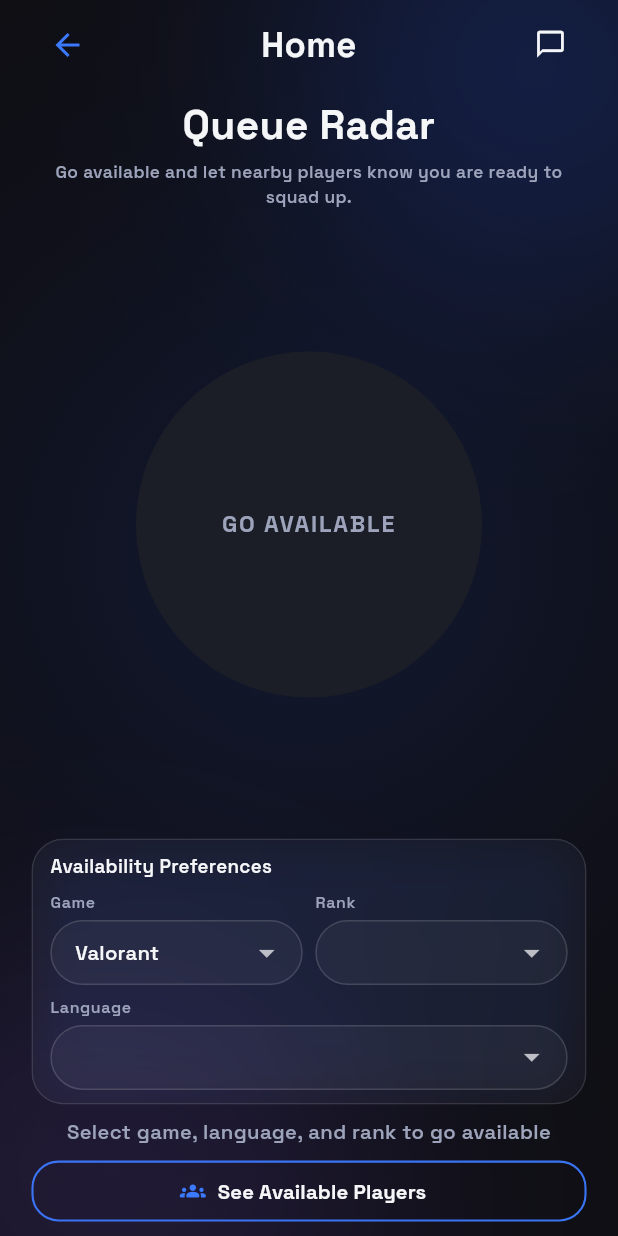
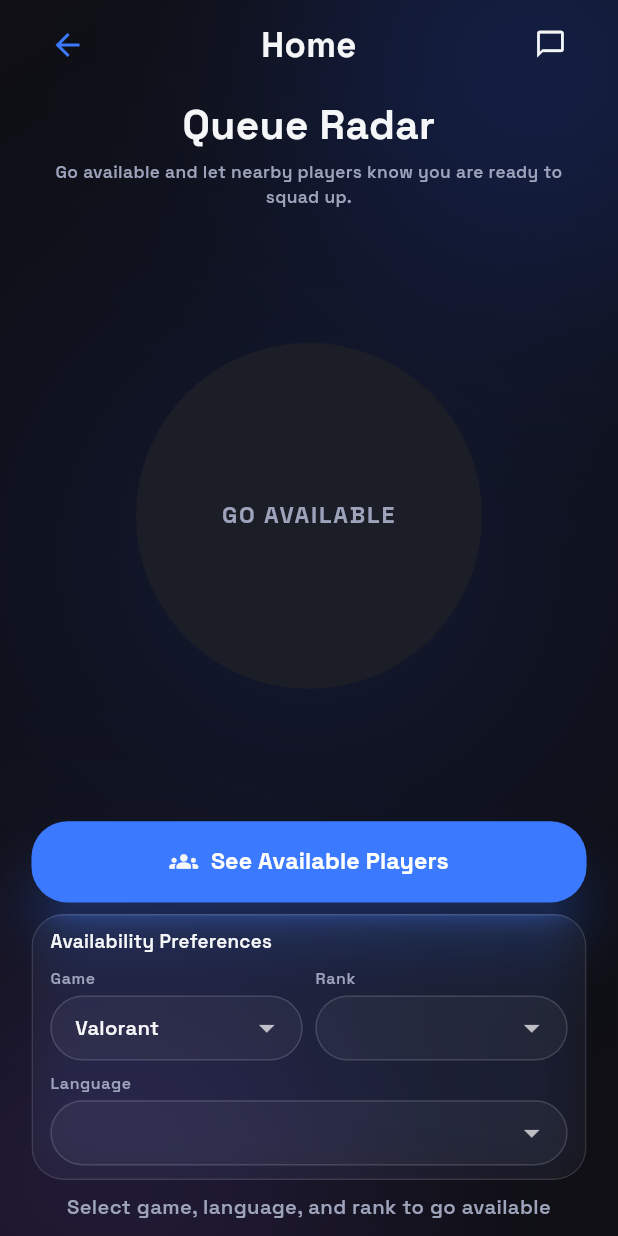
Before and after one commit to AlbinRejiar7/queue_up_india, a Flutter app: the HomeScreen screen opened directly, on a phone screen of 412 x 824 dp. Run offline on Flutter 3.47's test engine with Material 3 defaults, Android fonts, the phone set to English and light mode, and no system bars; our stand-ins replace audioplayers, cloud_firestore, cloud_functions, equatable, firebase_auth, firebase_core and 8 more; accounts and stored records are empty; network calls fail.

Commit message:
added chat and icons changes

```diff
--- a/lib/core/constants/app_strings.dart
+++ b/lib/core/constants/app_strings.dart
@@ -29,16 +29,14 @@ abstract final class AppStrings {
   static const String createAccountSubtitle =
       'Register with your phone and jump into the queue.';
   static const String loginTitle = 'Login';
-  static const String loginSubtitle =
-      'Enter your phone number to continue.';
+  static const String loginSubtitle = 'Enter your phone number to continue.';
   static const String username = 'Username';
   static const String usernameHint = 'Choose a unique username';
   static const String usernameRequired = 'Enter a username to continue.';
   static const String usernameAvailable = 'Username available';
   static const String usernameTaken = 'Username already taken';
   static const String usernameChecking = 'Checking availability...';
-  static const String usernameInvalid =
-      'Use at least 3 letters or numbers.';
+  static const String usernameInvalid = 'Use at least 3 letters or numbers.';
   static const String usernameCheckFailed =
       'Unable to check username right now.';
   static const String phoneNumber = 'Phone Number';
@@ -112,15 +110,20 @@ abstract final class AppStrings {
   static const String availabilityPreferences = 'Availability Preferences';
   static const String availabilityOn = 'AVAILABLE';
   static const String availabilityOff = 'GO AVAILABLE';
-  static const String availabilityHintOn = 'Players can now discover your queue';
-  static const String availabilityHintOff = 'Tap the button to broadcast status';
+  static const String availabilityHintOn =
+      'Players can now discover your queue';
+  static const String availabilityHintOff =
+      'Tap the button to broadcast status';
+  static const String availableForLabel = 'Available started for';
+  static const String newMessagesHint = 'You have new messages';
   static const String completeAvailabilitySelection =
       'Select game, language, and rank to go available';
   static const String seeAvailablePlayers = 'See Available Players';
   static const String availablePlayersTitle = 'Available Players';
   static const String availablePlayersSubtitle =
       'Players currently looking for a squad';
-  static const String noAvailablePlayers = 'No players are available right now.';
+  static const String noAvailablePlayers =
+      'No players are available right now.';
   static const String resetFilters = 'Reset Filters';
   static const String notifications = 'Notifications';
   static const String notificationsSubtitle =
@@ -250,4 +253,7 @@ abstract final class AppStrings {
   static String daysAgo(int days) => '$days $daysAgoSuffix';
 
   static String createdTimeLabel(String timeAgo) => '$createdLabel $timeAgo';
+
+  static String availableForTimeLabel(String timeAgo) =>
+      '$availableForLabel $timeAgo';
 }
--- a/lib/core/navigation/app_router.dart
+++ b/lib/core/navigation/app_router.dart
@@ -86,6 +86,7 @@ abstract final class AppRouter {
               gameId: AppOptions.valorantId,
               rank: AppOptions.valorantRankOptions.first.name,
               language: AppOptions.languageOptions.first,
+              availableSince: DateTime.now(),
             );
             return PlayerChatScreen(player: player ?? fallback);
           },
--- a/lib/features/chat/presentation/view/chat_history_screen.dart
+++ b/lib/features/chat/presentation/view/chat_history_screen.dart
@@ -180,5 +180,6 @@ AvailablePlayerModel _toPlayer(ChatThread thread) {
     gameId: AppOptions.valorantId,
     rank: AppOptions.valorantRankOptions.first.name,
     language: AppOptions.languageOptions.first,
+    availableSince: DateTime.now(),
   );
 }
--- a/lib/features/home/data/repositories/availability_repository.dart
+++ b/lib/features/home/data/repositories/availability_repository.dart
@@ -7,6 +7,7 @@ abstract class AvailabilityRepository {
     required String gameId,
     required String rank,
     required String language,
+    bool startedNow = false,
   });
 
   Stream<List<AvailablePlayerModel>> watchAvailablePlayers();
--- a/lib/features/home/models/available_player_model.dart
+++ b/lib/features/home/models/available_player_model.dart
@@ -8,6 +8,7 @@ class AvailablePlayerModel extends Equatable {
     required this.gameId,
     required this.rank,
     required this.language,
+    required this.availableSince,
   });
 
   final String id;
@@ -16,6 +17,7 @@ class AvailablePlayerModel extends Equatable {
   final String gameId;
   final String rank;
   final String language;
+  final DateTime availableSince;
 
   AvailablePlayerModel copyWith({
     String? id,
@@ -24,6 +26,7 @@ class AvailablePlayerModel extends Equatable {
     String? gameId,
     String? rank,
     String? language,
+    DateTime? availableSince,
   }) {
     return AvailablePlayerModel(
       id: id ?? this.id,
@@ -32,6 +35,7 @@ class AvailablePlayerModel extends Equatable {
       gameId: gameId ?? this.gameId,
       rank: rank ?? this.rank,
       language: language ?? this.language,
+      availableSince: availableSince ?? this.availableSince,
     );
   }
 
@@ -43,5 +47,6 @@ class AvailablePlayerModel extends Equatable {
     gameId,
     rank,
     language,
+    availableSince,
   ];
 }
--- a/lib/features/home/presentation/view/home_screen.dart
+++ b/lib/features/home/presentation/view/home_screen.dart
@@ -12,6 +12,7 @@ import '../../../../core/constants/app_strings.dart';
 import '../../../../core/theme/app_text_styles.dart';
 import '../../../../core/widgets/app_snackbar.dart';
 import '../../../../core/widgets/glow_background.dart';
+import '../../../../core/widgets/primary_button.dart';
 import '../../../../core/widgets/responsive_layout_builder.dart';
 import '../../../../core/widgets/safe_back_button.dart';
 import '../../../game_selection/bloc/game_bloc.dart';
@@ -134,6 +135,24 @@ class HomeScreen extends StatelessWidget {
                                     fontSize: 12.sp,
                                   ),
                                 ),
+                                BlocBuilder<ChatBadgeBloc, ChatBadgeState>(
+                                  builder: (context, chatState) {
+                                    if (!chatState.hasUnread) {
+                                      return const SizedBox.shrink();
+                                    }
+                                    return Padding(
+                                      padding: EdgeInsets.only(top: 6.h),
+                                      child: Text(
+                                        AppStrings.newMessagesHint,
+                                        textAlign: TextAlign.center,
+                                        style: AppTextStyles.caption.copyWith(
+                                          color: AppColors.success,
+                                          fontWeight: FontWeight.w600,
+                                        ),
+                                      ),
+                                    );
+                                  },
+                                ),
                               ],
                             ),
                           ),
@@ -198,6 +217,21 @@ class HomeScreen extends StatelessWidget {
                               contentPadding.right,
                               8.h,
                             ),
+                            child: PrimaryButton(
+                              label: AppStrings.seeAvailablePlayers,
+                              icon: Icons.groups_rounded,
+                              onPressed: () {
+                                context.push(AppRoutes.availablePlayers);
+                              },
+                            ),
+                          ),
+                          Padding(
+                            padding: EdgeInsets.fromLTRB(
+                              contentPadding.left,
+                              0,
+                              contentPadding.right,
+                              8.h,
+                            ),
                             child: AvailabilityFiltersCard(
                               selectedGameId: state.selectedGameId,
                               selectedLanguage: state.selectedLanguage,
@@ -245,31 +279,6 @@ class HomeScreen extends StatelessWidget {
                               style: AppTextStyles.bodyMedium,
                             ),
                           ),
-                          Padding(
-                            padding: EdgeInsets.fromLTRB(
-                              contentPadding.left,
-                              0,
-                              contentPadding.right,
-                              10.h,
-                            ),
-                            child: SizedBox(
-                              width: double.infinity,
-                              height: 42.h,
-                              child: OutlinedButton.icon(
-                                onPressed: () {
-                                  context.push(AppRoutes.availablePlayers);
-                                },
-                                icon: Icon(Icons.groups_rounded, size: 18.sp),
-                                label: Text(
-                                  AppStrings.seeAvailablePlayers,
-                                  style: AppTextStyles.bodyMedium.copyWith(
-                                    color: AppColors.textPrimary,
-                                    fontWeight: FontWeight.w700,
-                                  ),
-                                ),
-                              ),
-                            ),
-                          ),
                         ],
                       );
                     },
--- a/lib/features/home/viewmodel/availability_view_model.dart
+++ b/lib/features/home/viewmodel/availability_view_model.dart
@@ -12,12 +12,14 @@ class AvailabilityViewModel {
     required String gameId,
     required String rank,
     required String language,
+    bool startedNow = false,
   }) {
     return _repository.setAvailability(
       isAvailable: isAvailable,
       gameId: gameId,
       rank: rank,
       language: language,
+      startedNow: startedNow,
     );
   }
 
```
Also changed, not shown: lib/app.dart (+8 -5 lines), lib/features/home/bloc/home_availability_bloc.dart (+15 -8 lines), lib/features/home/data/repositories/firestore_availability_repository.dart (+30 -2 lines), lib/features/home/presentation/view/widgets/available_player_card.dart (+27 -0 lines).
